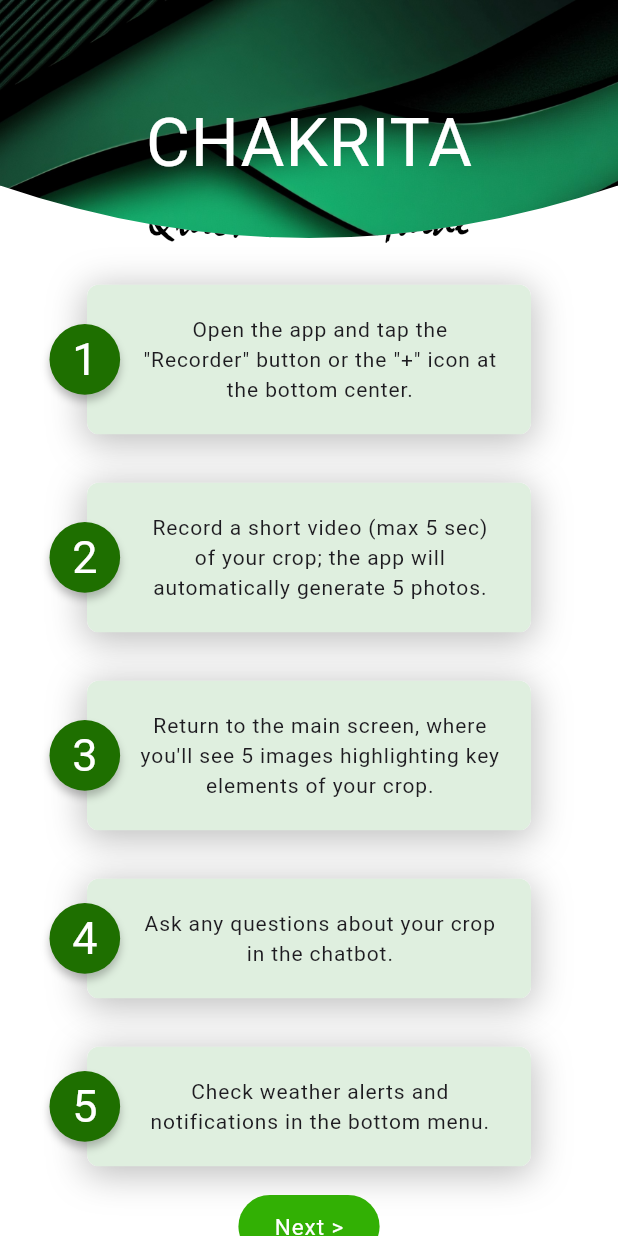
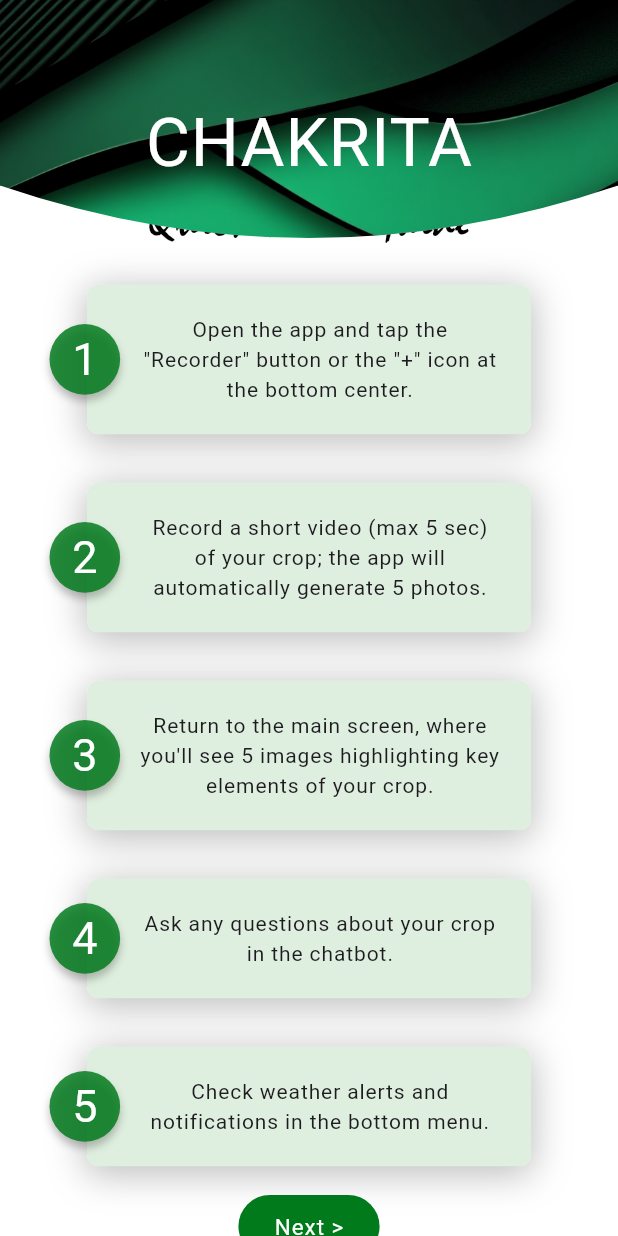
Before and after one commit to Daniel580-U/chacrita_flutter, a Flutter app: the GuidePage screen opened by its route, on a phone screen of 412 x 824 dp. Run offline on Flutter 3.47's test engine with Material 3 defaults, Android fonts, the light colour scheme and no system bars; our stand-ins replace flutter_dotenv, geolocator, image_picker, permission_handler; Roboto replaces fonts that are missing (Abel, Antic, Anton SC); project files that could hold a hidden picture were left out.

Commit message:
refactor: colors in config global scope

```diff
--- /dev/null
+++ b/lib/app/config/colors.dart
@@ -0,0 +1,9 @@
+import 'package:flutter/material.dart';
+
+class AppColors {
+  static const Color primary = Color.fromRGBO(0, 122, 27, 0.83); // Verde
+  static const Color secondary = Color.fromRGBO(90, 207, 86, 0.83); // Verde claro
+  static const Color background = Color.fromRGBO(0, 122, 26, 1); // Blanco/gris claro
+  static const Color text = Color(0xFF000000); // Negro
+  static const Color accent = Color(0xFFFFC107); // Amarillo
+}
--- a/lib/features/guide/pages/guide_page.dart
+++ b/lib/features/guide/pages/guide_page.dart
@@ -1,4 +1,5 @@
 
+import 'package:chacrita/app/config/colors.dart';
 import 'package:flutter/material.dart';
 import 'package:chacrita/features/guide/widgets/guide_list_widget.dart';
 
@@ -67,7 +68,7 @@ class GuidePage extends StatelessWidget {
                       child: TextButton(
                         style: ButtonStyle(
                           alignment: Alignment.bottomCenter,
-                          backgroundColor: const WidgetStatePropertyAll(Color.fromRGBO(50, 176, 4, 1)),
+                          backgroundColor: const WidgetStatePropertyAll(AppColors.background),
                           padding: const WidgetStatePropertyAll( EdgeInsets.fromLTRB(24, 10.5, 24, 10.5)),
                           shape: WidgetStatePropertyAll(RoundedRectangleBorder(
                             borderRadius: BorderRadius.circular(100),
--- a/lib/features/guide/widgets/guide_list_widget.dart
+++ b/lib/features/guide/widgets/guide_list_widget.dart
@@ -1,3 +1,4 @@
+import 'package:chacrita/app/config/colors.dart';
 import 'package:flutter/material.dart';
 import 'package:chacrita/features/guide/models/guide_model.dart';
 
@@ -70,7 +71,7 @@ class GuideListWidget extends StatelessWidget {
             child: Container(
               padding: const EdgeInsets.all(15),
               decoration: const BoxDecoration(
-                color: Color.fromRGBO(30, 111, 0, 1),
+                color: AppColors.primary, // Fondo verde
                 shape: BoxShape.circle, // Forma circular
                 boxShadow: [
                   BoxShadow(
```
Also changed, not shown: lib/features/main_features/chat/pages/chat_page.dart (+8 -7 lines).
